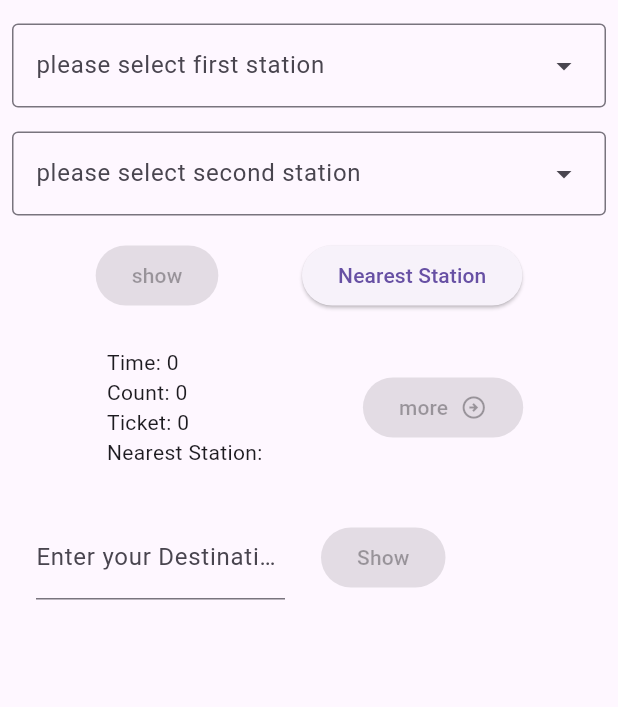
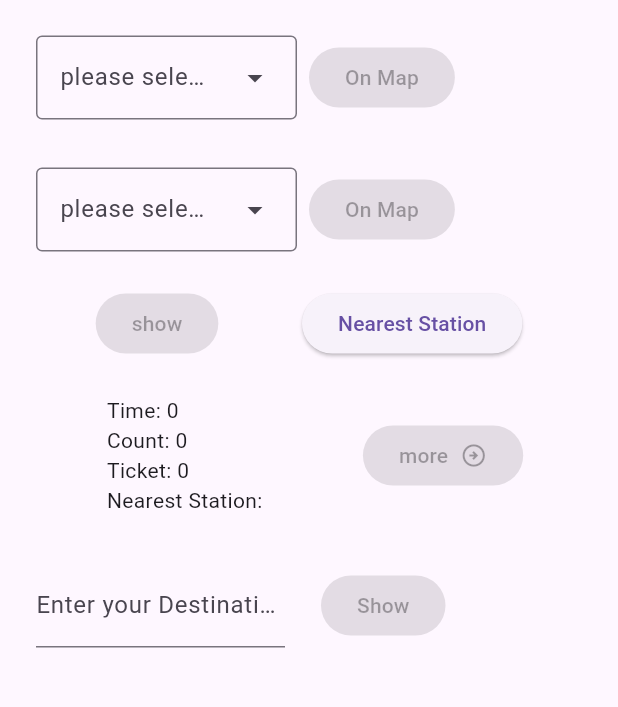
Before and after one commit to HishamHatem/Metro_App, a Flutter app: the screen it shows after launch, on a phone screen of 412 x 824 dp, the part 380-1087 px from its top. Run offline on Flutter 3.47's test engine with Material 3 defaults, Android fonts, the phone set to English and light mode, and no system bars; our stand-ins replace geocoding, geolocator, get.

Commit message:
adding a feature for the user to be able to see the location of the chosen stations

```diff
--- a/metro/lib/first_page.dart
+++ b/metro/lib/first_page.dart
@@ -6,6 +6,7 @@ import 'package:metro/second_page.dart';
 import 'package:metro/ride.dart';
 import 'package:geolocator/geolocator.dart';
 import 'station.dart';
+import 'package:url_launcher/url_launcher.dart';
 
 class FirstPage extends StatefulWidget {
   FirstPage({super.key});
@@ -29,6 +30,8 @@ class _FirstPageState extends State<FirstPage> {
   var showButtonEnable2 = false.obs;
   var enabled_3 = false.obs;
   var enabled_4 = false.obs;
+  var map_enabled_1 = false.obs;
+  var map_enabled_2 = false.obs;
 
   final graphs = <String, List<String>>{
     "helwan": ["line_1", "ain helwan", "line_1"],
@@ -363,7 +366,13 @@ class _FirstPageState extends State<FirstPage> {
                 style: TextStyle(fontSize: 20, fontWeight: FontWeight.bold),
               ),
               // use ListTile for each DropdownMenu
-              DropdownMenu<String>(
+              ListTile(
+                title: Row(
+                  spacing: 8,
+                  children: [
+                    Flexible(
+                      flex: 1,
+                      child: DropdownMenu<String>(
                         controller: startStationController,
                         hintText: 'please select first station',
                         width: double.infinity,
@@ -383,10 +392,42 @@ class _FirstPageState extends State<FirstPage> {
                           firstStation.value = startStationController.text;
                           showButtonEnable1.value =
                               startStationController.text.isNotEmpty;
+                          map_enabled_1.value = true;
                         },
                       ),
+                    ),
+                    Flexible(
+                      flex: 1,
+                      child: Obx(() {
+                        return ElevatedButton(
+                          onPressed: map_enabled_1.value
+                              ? () {
+                                  Station currentStation =
+                                      Station.findStationByName(
+                                        firstStation.value,
+                                      );
+                                  final url = Uri.parse(
+                                    'geo:0,0?q=${currentStation.latitude},${currentStation.longitude}',
+                                  );
+                                  // Open the URL in the default browser
+                                  launchUrl(url);
+                                }
+                              : null,
+                          child: Text('On Map'),
+                        );
+                      }),
+                    ),
+                  ],
+                ),
+              ),
 
-              DropdownMenu<String>(
+              ListTile(
+                title: Row(
+                  spacing: 8,
+                  children: [
+                    Flexible(
+                      flex: 1,
+                      child: DropdownMenu<String>(
                         controller: endStationController,
                         hintText: 'please select second station',
                         width: double.infinity,
@@ -407,6 +448,31 @@ class _FirstPageState extends State<FirstPage> {
                           showButtonEnable2.value =
                               endStationController.text.isNotEmpty;
                         },
+                      ),
+                    ),
+                    Flexible(
+                      flex: 1,
+                      child: Obx(() {
+                        return ElevatedButton(
+                          onPressed: map_enabled_2.value
+                              ? () {
+                                  Station currentStation =
+                                      Station.findStationByName(
+                                        secondStation.value,
+                                      );
+                                  final url = Uri.parse(
+                                    'geo:0,0?q=${currentStation.latitude},${currentStation.longitude}',
+                                  );
+                                  // Open the URL in the default browser
+                                  launchUrl(url);
+                                }
+                              : null,
+                          child: Text('On Map'),
+                        );
+                      }),
+                    ),
+                  ],
+                ),
               ),
 
               Row(
--- a/metro/lib/station.dart
+++ b/metro/lib/station.dart
@@ -8,6 +8,12 @@ class Station {
     required this.latitude,
     required this.longitude,
   });
+  static Station findStationByName(String name) {
+    return stationsCoordinates.firstWhere(
+      (station) => station.name.toLowerCase() == name.toLowerCase(),
+      orElse: () => Station(name: 'Unknown', latitude: 0.0, longitude: 0.0),
+    );
+  }
 }
 
 const stationsCoordinates = <Station>[
--- a/metro/pubspec.yaml
+++ b/metro/pubspec.yaml
@@ -38,6 +38,7 @@ dependencies:
   dartx: ^1.2.0
   geolocator: ^14.0.2
   geocoding: ^4.0.0
+  url_launcher: ^6.3.2
 
 dev_dependencies:
   flutter_test:
```
Also changed, not shown: metro/pubspec.lock, 4 other files. Lines whose indentation alone changed are shown as unchanged.
